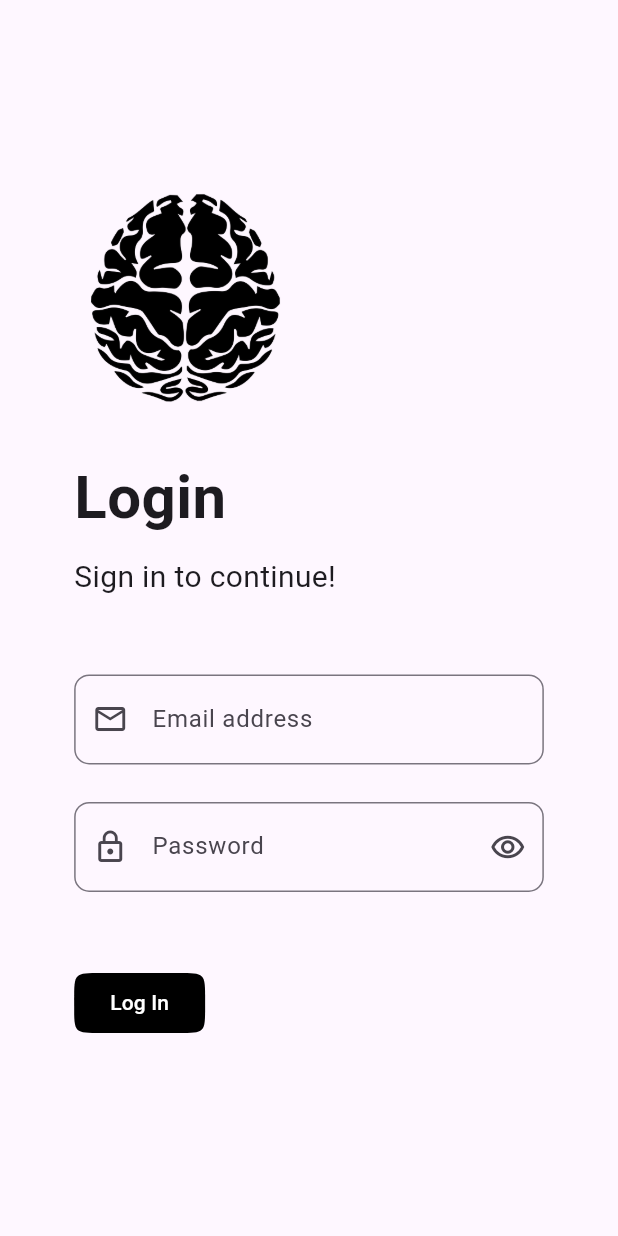
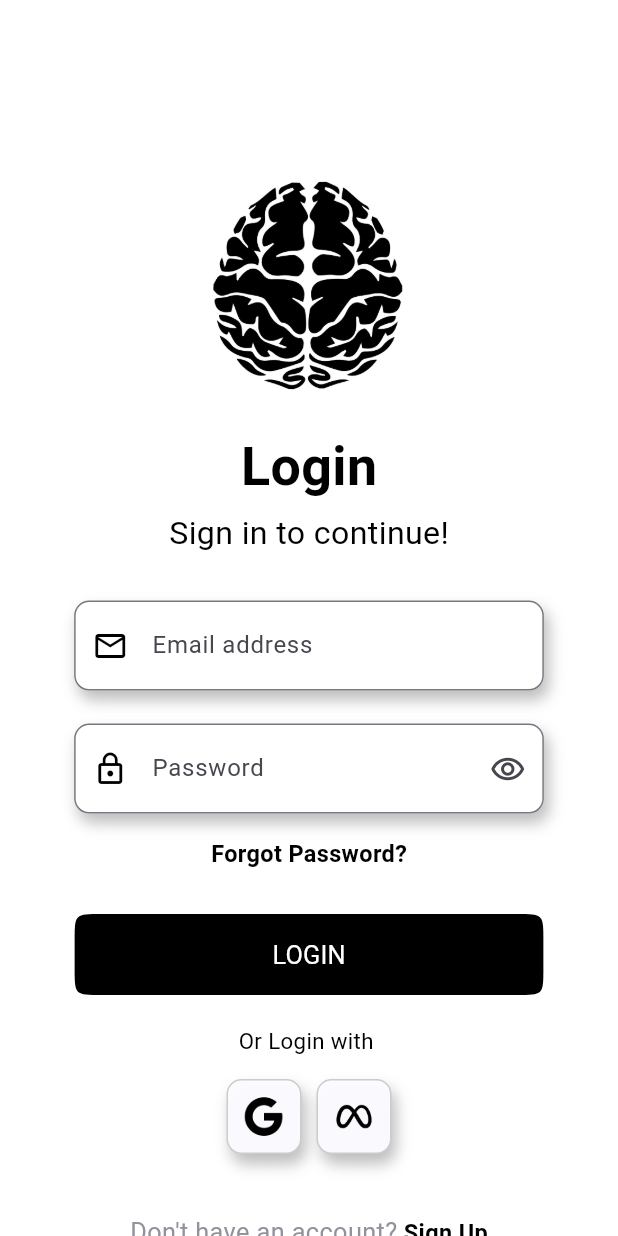
Before and after one commit to Maximus113M/memory_game, a Flutter app: the screen it shows after launch, on a phone screen of 412 x 824 dp. Run offline on Flutter 3.47's test engine with Material 3 defaults, Android fonts, the light colour scheme and no system bars; our stand-ins replace animate_do, go_router.

Commit message:
login screen done, login form validations in process, new login widgets

```diff
--- a/lib/config/shared/widgets/buttons/custom_filled_buttons.dart
+++ b/lib/config/shared/widgets/buttons/custom_filled_buttons.dart
@@ -3,29 +3,41 @@ import 'package:flutter/material.dart';
 class CustomFilledButton extends StatelessWidget {
   final Function() onPress;
   final String text;
+  final TextStyle? textStyle;
+  final Color? buttonColor;
+  final double? verticalPadding;
+  final double? horizontalPadding;
+
   const CustomFilledButton({
     super.key,
     required this.text,
     required this.onPress,
+    this.textStyle,
+    this.buttonColor,
+    this.verticalPadding,
+    this.horizontalPadding,
   });
 
   @override
   Widget build(BuildContext context) {
     return FilledButton(
       onPressed: onPress,
-      style: const ButtonStyle(
-        backgroundColor: MaterialStatePropertyAll(Colors.black),
-        shape: MaterialStatePropertyAll(
+      style: ButtonStyle(
+        backgroundColor: MaterialStatePropertyAll(buttonColor ?? Colors.black),
+        shape: const MaterialStatePropertyAll(
           ContinuousRectangleBorder(
             borderRadius: BorderRadius.all(
               Radius.circular(18),
             ),
           ),
         ),
+        padding: MaterialStatePropertyAll(EdgeInsets.symmetric(
+            vertical: verticalPadding ?? 10,
+            horizontal: horizontalPadding ?? 24)),
       ),
       child: Text(
         text,
-        style: const TextStyle(color: Colors.white),
+        style: textStyle ?? const TextStyle(color: Colors.white),
       ),
     );
   }
--- a/lib/config/utils/constanst/app_assets.dart
+++ b/lib/config/utils/constanst/app_assets.dart
@@ -2,4 +2,6 @@ class AppAssets {
   static String bmo = 'assets/gif/bmo.gif';
   static String brain = 'assets/images/brain-1.png';
   static String brain2 = 'assets/images/brain-2.png';
+  static String google = 'assets/logos/googleLogo.png';
+  static String meta = 'assets/logos/metaLogo.png';
 }
--- /dev/null
+++ b/lib/config/utils/constanst/app_colors.dart
@@ -0,0 +1,19 @@
+import 'package:flutter/material.dart';
+
+class AppColors {
+  static Color text = Colors.black;
+  static Color lightText = Colors.black87;
+  static Color contrast = Colors.white;
+  static Color primary = const Color.fromRGBO(248, 18, 162, 1);
+  static Color secondary = const Color.fromRGBO(225, 253, 16, 1);
+  static Color complementary = const Color.fromRGBO(158, 151, 255, 1);
+  static Color unfocused = const Color.fromRGBO(146, 146, 157, 1);
+  static Color backgroundBase = const Color.fromRGBO(146, 146, 157, 1);
+  static Color success = secondary;
+  static Color successText = const Color.fromARGB(255, 1, 189, 33);
+  static Color warning = Colors.orange;
+  static Color error = const Color.fromRGBO(177, 0, 15, 1);
+  static Color errorText = const Color.fromARGB(255, 244, 67, 54);
+  static Color disabled = const Color.fromRGBO(204, 204, 204, 1);
+  static Color defaultBackGround = const Color.fromARGB(250, 250, 250, 255);
+}
--- /dev/null
+++ b/lib/config/utils/constanst/app_constans.dart
@@ -0,0 +1,5 @@
+class AppConstans {
+  static final RegExp emailRegExp = RegExp(
+    r'^[\w-\.]+@([\w-]+\.)+[\w-]{2,4}$',
+  );
+}
--- /dev/null
+++ b/lib/config/utils/constanst/app_shadows.dart
@@ -0,0 +1,7 @@
+import 'package:flutter/material.dart';
+
+class AppShadows {
+  static List<BoxShadow> mainShadow = [
+    const BoxShadow(blurRadius: 8, color: Colors.black26, offset: Offset(3, 6))
+  ];
+}
--- /dev/null
+++ b/lib/config/utils/constanst/font_styles.dart
@@ -0,0 +1,155 @@
+import 'package:flutter/material.dart';
+import 'package:memory_game/config/utils/constanst/screen_size.dart';
+
+class FontStyles {
+  static const double sp40 = .100;
+  static const double sp38 = .095;
+  static const double sp37 = .090;
+  static const double sp36 = .087;
+  static const double sp34 = .085;
+  static const double sp32 = .080;
+  static const double sp30 = .075;
+  static const double sp28 = .070;
+  static const double sp26 = .065;
+  static const double sp24 = .060;
+  static const double sp23 = .059;
+  static const double sp20 = .052;
+  static const double sp18 = .045;
+  static const double sp16 = .041;
+  static const double sp15 = .038;
+  static const double sp14 = .036;
+  static const double sp13 = .034;
+  static const double sp12 = .032;
+  static const double sp10 = .026;
+
+  static TextStyle heading0(Color color) => TextStyle(
+        color: color,
+        fontSize: ScreenSize.width * sp40,
+        fontWeight: FontWeight.w700,
+      );
+  static TextStyle heading1(Color color) => TextStyle(
+        color: color,
+        fontSize: ScreenSize.width * sp38,
+        fontWeight: FontWeight.w700,
+      );
+  static TextStyle heading2(Color color) => TextStyle(
+        color: color,
+        fontSize: ScreenSize.width * sp37,
+        fontWeight: FontWeight.w700,
+      );
+  static TextStyle heading3(Color color) => TextStyle(
+        color: color,
+        fontSize: ScreenSize.width * sp36,
+        fontWeight: FontWeight.w700,
+      );
+  static TextStyle heading4(Color color) => TextStyle(
+        color: color,
+        fontSize: ScreenSize.width * sp34,
+        fontWeight: FontWeight.w700,
+      );
+  static TextStyle heading5(Color color) => TextStyle(
+        color: color,
+        fontSize: ScreenSize.width * sp32,
+        fontWeight: FontWeight.w700,
+      );
+  static TextStyle heading6(Color color) => TextStyle(
+        color: color,
+        fontSize: ScreenSize.width * sp30,
+        fontWeight: FontWeight.w700,
+      );
+  static TextStyle heading7(Color color) => TextStyle(
+        color: color,
+        fontSize: ScreenSize.width * sp28,
+        fontWeight: FontWeight.w700,
+      );
+  static TextStyle heading8(Color color) => TextStyle(
+        color: color,
+        fontSize: ScreenSize.width * sp26,
+        fontWeight: FontWeight.w700,
+      );
+  static TextStyle heading9(Color color) => TextStyle(
+        color: color,
+        fontSize: ScreenSize.width * sp24,
+        fontWeight: FontWeight.w700,
+      );
+  static TextStyle heading10(Color color) => TextStyle(
+        color: color,
+        fontSize: ScreenSize.width * sp23,
+        fontWeight: FontWeight.w700,
+      );
+  static TextStyle subtitle0(Color color) => TextStyle(
+        color: color,
+        fontSize: ScreenSize.width * sp20,
+        fontWeight: FontWeight.w600,
+      );
+  static TextStyle subtitle1(Color color) => TextStyle(
+        color: color,
+        fontSize: ScreenSize.width * sp18,
+        fontWeight: FontWeight.w600,
+      );
+  static TextStyle subtitle2(Color color) => TextStyle(
+        color: color,
+        fontSize: ScreenSize.width * sp20,
+        fontWeight: FontWeight.w400,
+      );
+  static TextStyle subtitle3(Color color) => TextStyle(
+        color: color,
+        fontSize: ScreenSize.width * sp18,
+        fontWeight: FontWeight.w400,
+      );
+  static TextStyle body0(Color color) => TextStyle(
+        color: color,
+        fontSize: ScreenSize.width * sp16,
+        fontWeight: FontWeight.w400,
+      );
+  static TextStyle body1(Color color) => TextStyle(
+        color: color,
+        fontSize: ScreenSize.width * sp15,
+        fontWeight: FontWeight.w400,
+      );
+  static TextStyle body2(Color color) => TextStyle(
+        color: color,
+        fontSize: ScreenSize.width * sp14,
+        fontWeight: FontWeight.w400,
+      );
+  static TextStyle body3(Color color) => TextStyle(
+        color: color,
+        fontSize: ScreenSize.width * sp13,
+        fontWeight: FontWeight.w400,
+      );
+  static TextStyle body4(Color color) => TextStyle(
+        color: color,
+        fontSize: ScreenSize.width * sp12,
+        fontWeight: FontWeight.w400,
+      );
+  static TextStyle bodyBold0(Color color) => TextStyle(
+        color: color,
+        fontSize: ScreenSize.width * sp16,
+        fontWeight: FontWeight.w600,
+      );
+  static TextStyle bodyBold1(Color color) => TextStyle(
+        color: color,
+        fontSize: ScreenSize.width * sp15,
+        fontWeight: FontWeight.w600,
+      );
+  static TextStyle bodyBold2(Color color) => TextStyle(
+        color: color,
+        fontSize: ScreenSize.width * sp14,
+        fontWeight: FontWeight.w600,
+      );
+  static TextStyle bodyBold3(Color color) => TextStyle(
+        color: color,
+        fontSize: ScreenSize.width * sp13,
+        fontWeight: FontWeight.w600,
+      );
+  static TextStyle bodyBold4(Color color) => TextStyle(
+        color: color,
+        fontSize: ScreenSize.width * sp12,
+        fontWeight: FontWeight.w600,
+      );
+  static TextStyle caption(Color color) => TextStyle(
+        color: color,
+        fontSize: ScreenSize.width * sp10,
+        fontWeight: FontWeight.w400,
+      );
+}
--- a/lib/config/utils/utils.dart
+++ b/lib/config/utils/utils.dart
@@ -1,2 +1,5 @@
 export 'package:memory_game/config/utils/constanst/app_assets.dart';
+export 'package:memory_game/config/utils/constanst/app_colors.dart';
+export 'package:memory_game/config/utils/constanst/app_shadows.dart';
+export 'package:memory_game/config/utils/constanst/font_styles.dart';
 export 'package:memory_game/config/utils/constanst/screen_size.dart';
--- a/lib/features/login/presentation/providers/log_in_provider.dart
+++ b/lib/features/login/presentation/providers/log_in_provider.dart
@@ -1,15 +1,56 @@
 import 'package:flutter/material.dart';
+import 'package:memory_game/config/utils/constanst/app_constans.dart';
 
 class LogInProvider with ChangeNotifier {
   bool isHiden = true;
+  bool _isEmailNotValid = false;
+  bool _isPasswordNotValid = false;
+  String _email = '';
+  String _password = '';
+
   LogInProvider();
 
-  void toggleVisibility(StateSetter setState) {
+  bool get isEmailNotValid => _isEmailNotValid;
+  bool get isPasswordNotValid => _isPasswordNotValid;
+
+  void toggleVisibility() {
     isHiden = !isHiden;
-    setState(
-      () {},
-    );
-    print('Mamahuevooooooooooooooooooooo');
+    notifyListeners();
+  }
+
+  void setEmail(String email) {
+    _email = email;
+  }
+
+  void setPassword(String password) {
+    _password = password;
+  }
+
+  void validateEmail() {
+    if (!AppConstans.emailRegExp.hasMatch(_email)) {
+      _isEmailNotValid = true;
+      return;
+    }
+    _isEmailNotValid = false;
+  }
+
+  void validatePassword() {
+    if (_password.length < 6) {
+      _isPasswordNotValid = true;
+      return;
+    }
+    _isPasswordNotValid = false;
+  }
+
+  void validateUser() {
+    validateEmail();
+    validatePassword();
+
+    if (_isEmailNotValid && _isPasswordNotValid) {
+      notifyListeners();
+      return;
+    }
+
     notifyListeners();
   }
 }
--- a/lib/features/login/presentation/screens/log_in_page.dart
+++ b/lib/features/login/presentation/screens/log_in_page.dart
@@ -1,4 +1,5 @@
 import 'package:flutter/material.dart';
+import 'package:memory_game/config/utils/utils.dart';
 
 import 'package:memory_game/features/login/presentation/providers/log_in_provider.dart';
 import 'package:memory_game/features/login/presentation/widgets/log_in_body.dart';
@@ -13,6 +14,7 @@ class LogInPage extends StatelessWidget {
   @override
   Widget build(BuildContext context) {
     return Scaffold(
+      backgroundColor: AppColors.contrast,
       body: LogInBody(logInProvider: Provider.of<LogInProvider>(context)),
     );
   }
--- a/lib/features/login/presentation/widgets/custom_text_form.dart
+++ b/lib/features/login/presentation/widgets/custom_text_form.dart
@@ -1,22 +1,34 @@
 import 'package:flutter/material.dart';
+import 'package:memory_game/config/utils/utils.dart';
 
 class CustomTextForm extends StatelessWidget {
   final IconData icon;
   final String text;
   final bool showPassword;
   final bool isHiden;
+  final bool error;
+  final Function(String value) onChange;
   final Function()? toggleVisibility;
-  const CustomTextForm(
-      {super.key,
+  const CustomTextForm({
+    super.key,
     required this.icon,
     required this.text,
     required this.showPassword,
+    required this.onChange,
+    required this.error,
     this.toggleVisibility,
-      this.isHiden = false});
+    this.isHiden = false,
+  });
 
   @override
   Widget build(BuildContext context) {
-    return TextFormField(
+    return Container(
+      decoration: BoxDecoration(
+        borderRadius: BorderRadius.circular(10),
+        color: AppColors.contrast,
+        boxShadow: AppShadows.mainShadow,
+      ),
+      child: TextFormField(
         decoration: InputDecoration(
             border: const OutlineInputBorder(
               borderRadius: BorderRadius.all(
@@ -25,7 +37,8 @@ class CustomTextForm extends StatelessWidget {
             ),
             contentPadding:
                 const EdgeInsets.symmetric(vertical: 18, horizontal: 15),
-          prefixIcon: Icon(icon),
+            prefixIcon:
+                Icon(icon, color: error ? AppColors.errorText : AppColors.text),
             suffixIcon: showPassword
                 ? IconButton(
                     onPressed: () => toggleVisibility!(),
@@ -34,6 +47,10 @@ class CustomTextForm extends StatelessWidget {
                 : null,
             hintText: text),
         obscureText: isHiden,
+        onChanged: (value) => onChange(value),
+        style:
+            TextStyle(color: error ? AppColors.errorText : AppColors.lightText),
+      ),
     );
   }
 }
--- a/lib/features/login/presentation/widgets/log_in_body.dart
+++ b/lib/features/login/presentation/widgets/log_in_body.dart
@@ -1,10 +1,12 @@
 import 'package:flutter/material.dart';
-import 'package:go_router/go_router.dart';
-import 'package:memory_game/config/shared/widgets/shared_widgets.dart';
 
 import 'package:memory_game/config/utils/utils.dart';
+import 'package:memory_game/config/shared/widgets/shared_widgets.dart';
 import 'package:memory_game/features/login/presentation/providers/log_in_provider.dart';
 import 'package:memory_game/features/login/presentation/widgets/custom_text_form.dart';
+import 'package:memory_game/features/login/presentation/widgets/log_in_with_icon_container.dart';
+
+import 'package:go_router/go_router.dart';
 
 class LogInBody extends StatelessWidget {
   final LogInProvider logInProvider;
@@ -17,56 +19,124 @@ class LogInBody extends StatelessWidget {
         child: Padding(
           padding: EdgeInsets.symmetric(horizontal: ScreenSize.width * 0.12),
           child: Column(
-            crossAxisAlignment: CrossAxisAlignment.start,
+            crossAxisAlignment: CrossAxisAlignment.center,
             children: [
               SizedBox(
-                height: ScreenSize.height * 0.15,
+                height: ScreenSize.height * 0.14,
               ),
               Image.asset(AppAssets.brain2, height: 150),
               const SizedBox(
+                height: 20,
+              ),
+              Text(
+                'Login',
+                style: FontStyles.heading3(AppColors.text),
+              ),
+              const SizedBox(
+                height: 3,
+              ),
+              Text('Sign in to continue!',
+                  style: FontStyles.subtitle2(AppColors.text)),
+              const SizedBox(
                 height: 30,
               ),
-              const Text(
-                'Login',
-                style: TextStyle(fontSize: 40, fontWeight: FontWeight.w600),
+              CustomTextForm(
+                icon: Icons.mail_outlined,
+                text: 'Email address',
+                showPassword: false,
+                error: logInProvider.isEmailNotValid,
+                onChange: (value) => logInProvider.setEmail(value),
               ),
               const SizedBox(
-                height: 10,
+                height: 22,
               ),
-              const Text(
-                'Sign in to continue!',
-                style: TextStyle(
-                  fontSize: 20,
-                ),
+              CustomTextForm(
+                icon: Icons.lock_outline,
+                text: 'Password',
+                showPassword: true,
+                isHiden: logInProvider.isHiden,
+                error: logInProvider.isPasswordNotValid,
+                toggleVisibility: () => logInProvider.toggleVisibility(),
+                onChange: (value) => logInProvider.setPassword(value),
               ),
               const SizedBox(
-                height: 50,
+                height: 15,
               ),
-              const CustomTextForm(
-                  icon: Icons.mail_outlined,
-                  text: 'Email address',
-                  showPassword: false),
+              GestureDetector(
+                child: Text(
+                  'Forgot Password?',
+                  style: FontStyles.bodyBold1(AppColors.text),
+                ),
+                onTap: () {},
+              ),
               const SizedBox(
-                height: 25,
-              ),
-              CustomTextForm(
-                  icon: Icons.lock_outline,
-                  text: 'Password',
-                  showPassword: true,
-                  isHiden: logInProvider.isHiden,
-                  toggleVisibility: () {
-                    logInProvider.toggleVisibility(setState);
-                    print(logInProvider.isHiden);
-                  }),
-              const SizedBox(
-                height: 50,
+                height: 30,
               ),
               CustomFilledButton(
-                text: 'Log In',
+                text: 'LOGIN',
+                textStyle: FontStyles.body0(AppColors.contrast),
+                horizontalPadding: ScreenSize.width * 0.32,
+                verticalPadding: 15,
                 onPress: () {
-                  GoRouter.of(context).push('/home');
+                  logInProvider.validateUser();
+                  //GoRouter.of(context).push('/home');
                 },
-              )
+              ),
+              const SizedBox(
+                height: 20,
+              ),
+              Text(
+                'Or Login with ',
+                style: FontStyles.body2(AppColors.text),
+              ),
+              const SizedBox(
+                height: 15,
+              ),
+              Row(
+                mainAxisAlignment: MainAxisAlignment.center,
+                children: [
+                  GestureDetector(
+                    onTap: () {
+                      print('Mamahuevo');
+                    },
+                    child: LogInWithIconContainer(
+                        imagePath: AppAssets.google,
+                        imageSize: 28,
+                        padding: 10),
+                  ),
+                  const SizedBox(
+                    width: 10,
+                  ),
+                  GestureDetector(
+                    onTap: () {
+                      print('Mamahuevo');
+                    },
+                    child: LogInWithIconContainer(
+                        imagePath: AppAssets.meta, imageSize: 28, padding: 10),
+                  ),
+                ],
+              ),
+              const SizedBox(
+                height: 40,
+              ),
+              Row(
+                mainAxisAlignment: MainAxisAlignment.center,
+                children: [
+                  Text(
+                    'Don\'t have an account?',
+                    style: FontStyles.body0(AppColors.unfocused),
+                  ),
+                  GestureDetector(
+                    child: Text(
+                      ' Sign Up',
+                      style: FontStyles.bodyBold1(AppColors.text),
+                    ),
+                    onTap: () {
+                      print('Mamahuevo');
+                    },
+                  ),
+                ],
+              ),
             ],
           ),
         ),
--- /dev/null
+++ b/lib/features/login/presentation/widgets/log_in_with_icon_container.dart
@@ -0,0 +1,33 @@
+import 'package:flutter/material.dart';
+import 'package:memory_game/config/utils/utils.dart';
+
+class LogInWithIconContainer extends StatelessWidget {
+  final String imagePath;
+  final double imageSize;
+  final double padding;
+  final Color? borderColor;
+
+  const LogInWithIconContainer({
+    super.key,
+    required this.imagePath,
+    required this.imageSize,
+    required this.padding,
+    this.borderColor,
+  });
+
+  @override
+  Widget build(BuildContext context) {
+    return Container(
+      padding: EdgeInsets.all(padding),
+      decoration: BoxDecoration(
+          color: borderColor ?? AppColors.defaultBackGround,
+          border: Border.all(color: AppColors.disabled),
+          borderRadius: const BorderRadius.all(Radius.circular(10)),
+          boxShadow: AppShadows.mainShadow),
+      child: Image.asset(
+        imagePath,
+        height: imageSize,
+      ),
+    );
+  }
+}
--- a/pubspec.yaml
+++ b/pubspec.yaml
@@ -48,6 +48,7 @@ flutter:
   assets:
     - assets/gif/
     - assets/images/
+    - assets/logos/
   # An image asset can refer to one or more resolution-specific "variants", see
   # https://flutter.dev/assets-and-images/#resolution-aware
   # For details regarding adding assets from package dependencies, see
```
Also changed, not shown: assets/logos/googleLogo.png (added), assets/logos/metaLogo.png (added). Lines whose indentation alone changed are shown as unchanged.
